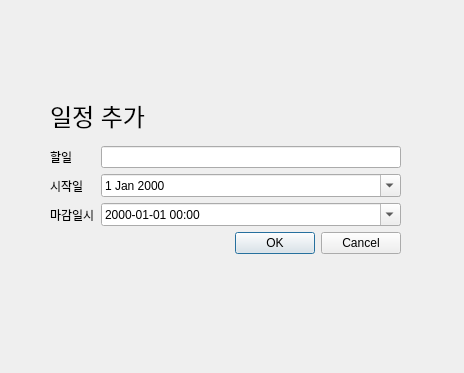
Before: the Qt Designer form src/todolist/ui/add_task_dialog.ui in sleimneer-cloud/todolist, drawn with Qt 5.
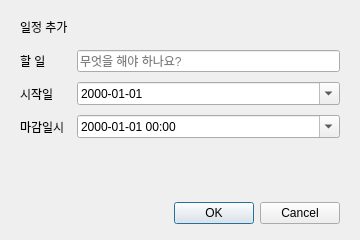
After: the same form once the commit is applied.

Commit message: Redesign task row: urgency color bar, relative due-date labels, live count

What changed in the file:
```diff
--- a/src/todolist/ui/add_task_dialog.ui
+++ b/src/todolist/ui/add_task_dialog.ui
@@ -6,30 +6,37 @@
    <rect>
     <x>0</x>
     <y>0</y>
-    <width>464</width>
-    <height>373</height>
+    <width>360</width>
+    <height>240</height>
    </rect>
   </property>
+  <property name="minimumSize">
+   <size>
+    <width>340</width>
+    <height>220</height>
+   </size>
+  </property>
   <property name="windowTitle">
    <string>Dialog</string>
   </property>
-  <widget class="QWidget" name="">
-   <property name="geometry">
-    <rect>
-     <x>50</x>
-     <y>90</y>
-     <width>351</width>
-     <height>164</height>
-    </rect>
+  <layout class="QVBoxLayout" name="root_layout">
+   <property name="leftMargin">
+    <number>20</number>
    </property>
-   <layout class="QVBoxLayout" name="verticalLayout">
+   <property name="topMargin">
+    <number>18</number>
+   </property>
+   <property name="rightMargin">
+    <number>20</number>
+   </property>
+   <property name="bottomMargin">
+    <number>16</number>
+   </property>
+   <property name="spacing">
+    <number>14</number>
+   </property>
     <item>
      <widget class="QLabel" name="add_title_label">
-      <property name="font">
-       <font>
-        <pointsize>18</pointsize>
-       </font>
-      </property>
       <property name="text">
        <string>일정 추가</string>
       </property>
@@ -37,15 +44,31 @@
     </item>
     <item>
      <layout class="QFormLayout" name="formLayout">
+     <property name="horizontalSpacing">
+      <number>12</number>
+     </property>
+     <property name="verticalSpacing">
+      <number>10</number>
+     </property>
+     <property name="fieldGrowthPolicy">
+      <enum>QFormLayout::FieldGrowthPolicy::AllNonFixedFieldsGrow</enum>
+     </property>
       <item row="0" column="0">
        <widget class="QLabel" name="add_task_label">
         <property name="text">
-         <string>할일 </string>
+        <string>할 일</string>
         </property>
        </widget>
       </item>
       <item row="0" column="1">
-       <widget class="QLineEdit" name="add_task_edit"/>
+      <widget class="QLineEdit" name="add_task_edit">
+       <property name="placeholderText">
+        <string>무엇을 해야 하나요?</string>
+       </property>
+       <property name="clearButtonEnabled">
+        <bool>true</bool>
+       </property>
+      </widget>
       </item>
       <item row="1" column="0">
        <widget class="QLabel" name="add_start_date_label">
@@ -56,6 +79,9 @@
       </item>
       <item row="1" column="1">
        <widget class="QDateEdit" name="add_start_dateEdit">
+       <property name="displayFormat">
+        <string>yyyy-MM-dd</string>
+       </property>
         <property name="calendarPopup">
          <bool>true</bool>
         </property>
@@ -80,6 +106,19 @@
       </item>
      </layout>
     </item>
+   <item>
+    <spacer name="form_spacer">
+     <property name="orientation">
+      <enum>Qt::Orientation::Vertical</enum>
+     </property>
+     <property name="sizeHint" stdset="0">
+      <size>
+       <width>20</width>
+       <height>8</height>
+      </size>
+     </property>
+    </spacer>
+   </item>
     <item>
      <widget class="QDialogButtonBox" name="buttonBox">
       <property name="orientation">
@@ -91,7 +130,6 @@
      </widget>
     </item>
    </layout>
-  </widget>
  </widget>
  <resources/>
  <connections>
```
Left out of the diff: 8 changed lines with no effect on the pictures. Lines whose indentation alone changed are shown as unchanged. The commit also changes 9 other files.
